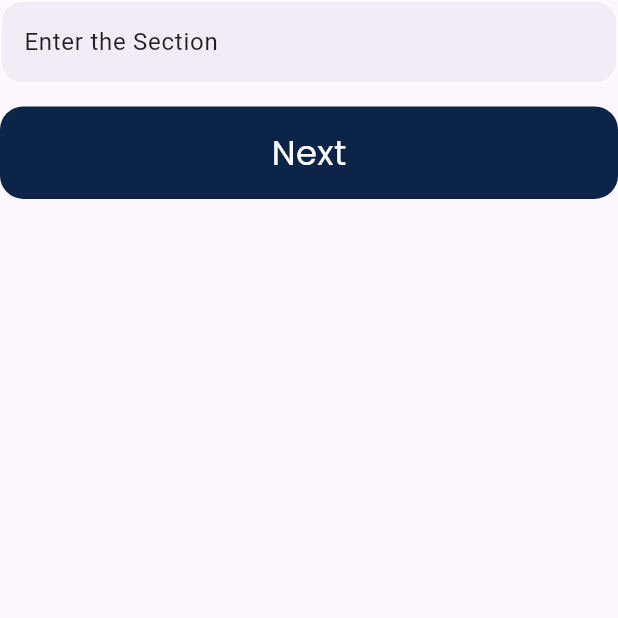
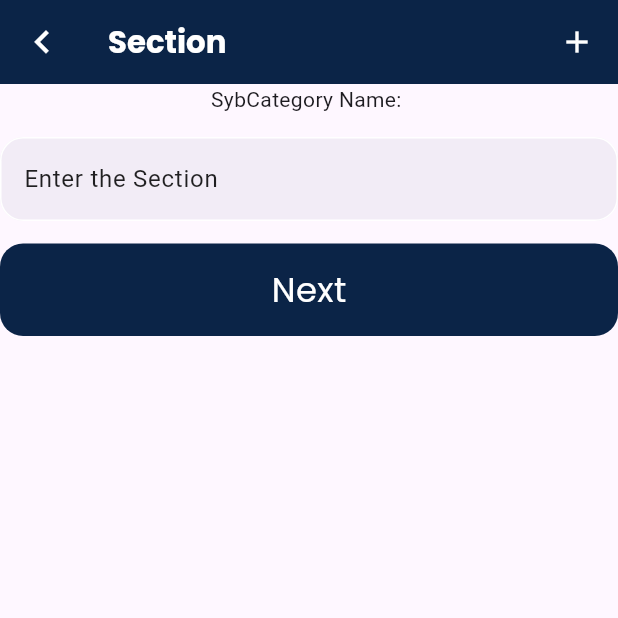
Before and after one commit to projectsem66/admin_app, a Flutter app: the section screen opened directly, on a phone screen of 412 x 824 dp, the top half of it. Run offline on Flutter 3.47's test engine with Material 3 defaults, Android fonts, the phone set to English and light mode, and no system bars; our stand-ins replace bounce, cloud_firestore, dotted_border, firebase_core, firebase_database, firebase_storage and 4 more; missing offline and left inert: auto_scroll_text; accounts and stored records are empty.

Commit message:
section and dimension is added.........

```diff
--- a/lib/section.dart
+++ b/lib/section.dart
@@ -1,5 +1,6 @@
 import 'package:admin_app/drawer_page/drawe_subpage/category_list.dart';
 import 'package:admin_app/simple.dart';
+import 'package:admin_app/subcetegory.dart';
 import 'package:admin_app/util/color.dart';
 import 'package:admin_app/util/dimension.dart';
 import 'package:cloud_firestore/cloud_firestore.dart';
@@ -18,7 +19,7 @@ class section extends StatefulWidget {
 
 class _sectionState extends State<section> {
   addSubCategory(String secName) async {
-    if (secName == null ) {
+    if (secName == null) {
       return showDialog(
         context: context,
         builder: (context) {
@@ -38,35 +39,76 @@ class _sectionState extends State<section> {
       uploadSubCategory();
     }
   }
+
   uploadSubCategory() async {
-
     FirebaseFirestore.instance
         .collection("category")
         .doc(categoryNamee)
         .collection("subcategories")
+        .doc(sectionn)
+        .collection("section")
         .doc(_section.text.toString())
         .set({
-      "scname": _section.text.toString(),
-
+      "section": _section.text.toString(),
     }).then(
       (value) {
         print("Section is added");
       },
     );
   }
+
   final TextEditingController _section = TextEditingController();
+
   @override
   Widget build(BuildContext context) {
     return Scaffold(
-body:Column(
+      appBar: AppBar(
+        backgroundColor: AppColors.Colorq,
+        leading: IconButton(
+          onPressed: () {
+        //    Get.to(categorylist());
+          },
+          icon: Icon(
+            Icons.keyboard_arrow_left,
+            color: Colors.white,
+            size: dimension.icon30,
+          ),
+        ),
+        title: Text("Section",
+            //widget.categoryTitle,
+            style: GoogleFonts.poppins(
+                color: Colors.white,
+                fontWeight: FontWeight.bold,
+                fontSize: dimension.font20)),
+        actions: [
+          Padding(
+            padding: EdgeInsets.only(right: dimension.height15),
+            child: GestureDetector(
+              onTap: () {
+                // categoryNamee = widget.categoryTitle;
+               // Get.to(sub_category());
+              },
+              child: Icon(
+                Icons.add,
+                color: Colors.white,
+              ),
+            ),
+          ),
+        ],
+      ),
+      body: Column(
         children: [
+          Text("SybCategory Name: ${sectionn}"),
+          SizedBox(
+            height: dimension.height15,
+          ),
           TextFormField(
             controller: _section,
             decoration: InputDecoration(
                 filled: true,
                 fillColor: AppColors.Colorq.withOpacity(0.05),
-          border:
-          OutlineInputBorder(borderRadius: BorderRadius.circular(dimension.radius15)),
+                border: OutlineInputBorder(
+                    borderRadius: BorderRadius.circular(dimension.radius15)),
                 hintText: "Enter the Section",
                 labelText: "Enter the Section",
                 labelStyle: TextStyle(color: Colors.black87),
@@ -78,10 +120,13 @@ body:Column(
                     borderSide: BorderSide(color: AppColors.Colorq),
                     borderRadius: BorderRadius.circular(dimension.radius15))),
           ),
-    SizedBox(height: 15,),
+          SizedBox(
+            height: 15,
+          ),
           GestureDetector(
             onTap: () {
               addSubCategory(_section.text.toString());
+
               Get.to(categorylist());
             },
             child: Container(
@@ -93,7 +138,8 @@ body:Column(
               child: Center(
                 child: Text(
                   "Next",
-            style: GoogleFonts.poppins(color: Colors.white, fontSize: dimension.font22),
+                  style: GoogleFonts.poppins(
+                      color: Colors.white, fontSize: dimension.font22),
                 ),
               ),
             ),
--- a/lib/subcetegory.dart
+++ b/lib/subcetegory.dart
@@ -18,7 +18,7 @@ class sub_category extends StatefulWidget {
   @override
   State<sub_category> createState() => _sub_categoryState();
 }
-
+String sectionn = "";
 class _sub_categoryState extends State<sub_category> {
   File? pickedSCimg;
   TextEditingController _scName = TextEditingController();
@@ -231,6 +231,7 @@ class _sub_categoryState extends State<sub_category> {
             GestureDetector(
               onTap: () {
                 addSubCategory(_scName.text.toString());
+                sectionn = _scName.text.toString();
                 Get.to(section());
               },
               child: Container(
```
Lines whose indentation alone changed are shown as unchanged.
